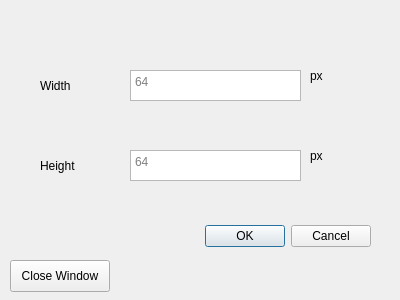
University-of-Utah-CS3505/a7-sprite-editor-s22-CamilleVG, file Sprite_Editor/starterform.ui: the form before one commit.
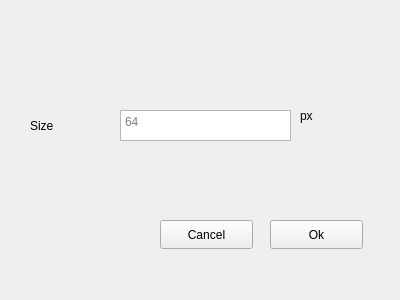
The form after the commit.

Commit message: Added size functionality with popup window.

Patch:
```diff
--- a/Sprite_Editor/starterform.ui
+++ b/Sprite_Editor/starterform.ui
@@ -13,24 +13,11 @@
   <property name="windowTitle">
    <string>Form</string>
   </property>
-  <widget class="QPushButton" name="pushButton">
+  <widget class="QTextEdit" name="sizeText">
    <property name="geometry">
     <rect>
-     <x>10</x>
-     <y>260</y>
-     <width>100</width>
-     <height>32</height>
-    </rect>
-   </property>
-   <property name="text">
-    <string>Close Window</string>
-   </property>
-  </widget>
-  <widget class="QTextEdit" name="textEdit">
-   <property name="geometry">
-    <rect>
-     <x>130</x>
-     <y>70</y>
+     <x>120</x>
+     <y>110</y>
      <width>171</width>
      <height>31</height>
     </rect>
@@ -42,50 +29,21 @@
   <widget class="QLabel" name="widthLabel">
    <property name="geometry">
     <rect>
-     <x>40</x>
-     <y>70</y>
-     <width>71</width>
-     <height>31</height>
-    </rect>
-   </property>
-   <property name="text">
-    <string>Width</string>
-   </property>
-  </widget>
-  <widget class="QLabel" name="heightLabel">
-   <property name="geometry">
-    <rect>
-     <x>40</x>
-     <y>150</y>
-     <width>71</width>
-     <height>31</height>
-    </rect>
-   </property>
-   <property name="text">
-    <string>Height</string>
-   </property>
-  </widget>
-  <widget class="QDialogButtonBox" name="buttonBox">
-   <property name="geometry">
-    <rect>
      <x>30</x>
-     <y>220</y>
-     <width>341</width>
-     <height>32</height>
+     <y>110</y>
+     <width>71</width>
+     <height>31</height>
     </rect>
    </property>
-   <property name="orientation">
-    <enum>Qt::Horizontal</enum>
-   </property>
-   <property name="standardButtons">
-    <set>QDialogButtonBox::Cancel|QDialogButtonBox::Ok</set>
+   <property name="text">
+    <string>Size</string>
    </property>
   </widget>
   <widget class="QLabel" name="widthLabel_2">
    <property name="geometry">
     <rect>
-     <x>310</x>
-     <y>60</y>
+     <x>300</x>
+     <y>100</y>
      <width>71</width>
      <height>31</height>
     </rect>
@@ -94,30 +52,30 @@
     <string>px</string>
    </property>
   </widget>
-  <widget class="QTextEdit" name="textEdit_2">
+  <widget class="QPushButton" name="pushButton">
    <property name="geometry">
     <rect>
-     <x>130</x>
-     <y>150</y>
-     <width>171</width>
-     <height>31</height>
+     <x>270</x>
+     <y>220</y>
+     <width>93</width>
+     <height>29</height>
     </rect>
    </property>
-   <property name="placeholderText">
-    <string>64</string>
+   <property name="text">
+    <string>Ok</string>
    </property>
   </widget>
-  <widget class="QLabel" name="widthLabel_3">
+  <widget class="QPushButton" name="pushButton_2">
    <property name="geometry">
     <rect>
-     <x>310</x>
-     <y>140</y>
-     <width>71</width>
-     <height>31</height>
+     <x>160</x>
+     <y>220</y>
+     <width>93</width>
+     <height>29</height>
     </rect>
    </property>
    <property name="text">
-    <string>px</string>
+    <string>Cancel</string>
    </property>
   </widget>
  </widget>
```
The commit also changes 4 other files.
